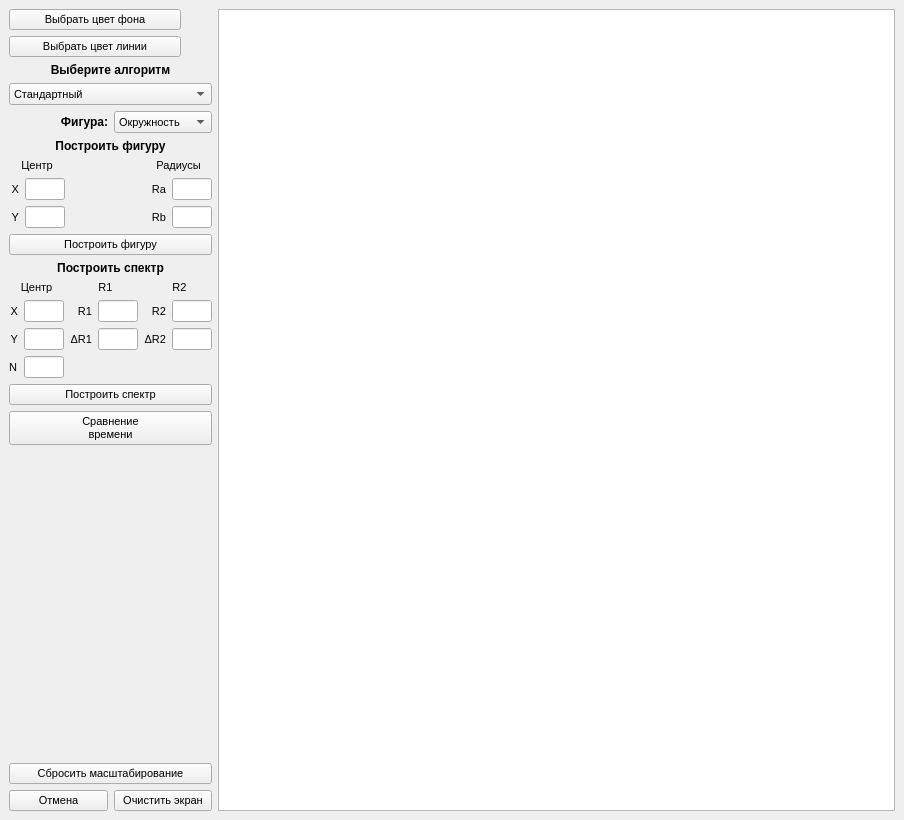
AskaryanKarine/BMSTU-CG, file lab_04/mainwindow.ui: the form before one commit.
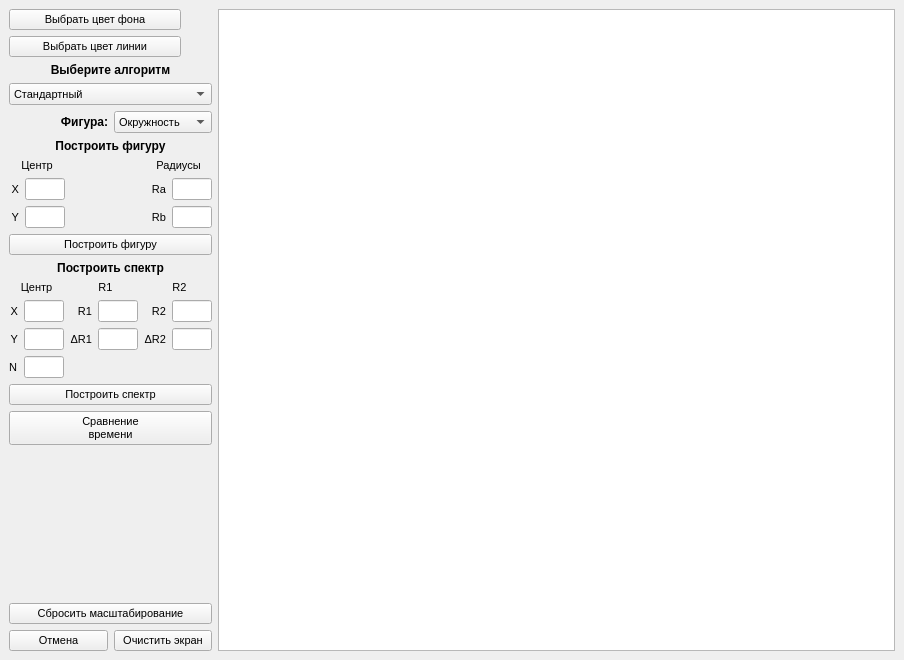
The form after the commit.

```diff
--- a/lab_04/mainwindow.ui
+++ b/lab_04/mainwindow.ui
@@ -7,7 +7,7 @@
     <x>0</x>
     <y>0</y>
     <width>904</width>
-    <height>820</height>
+    <height>660</height>
    </rect>
   </property>
   <property name="maximumSize">
```
Left out of the diff: 24 changed lines with no effect on the pictures.
